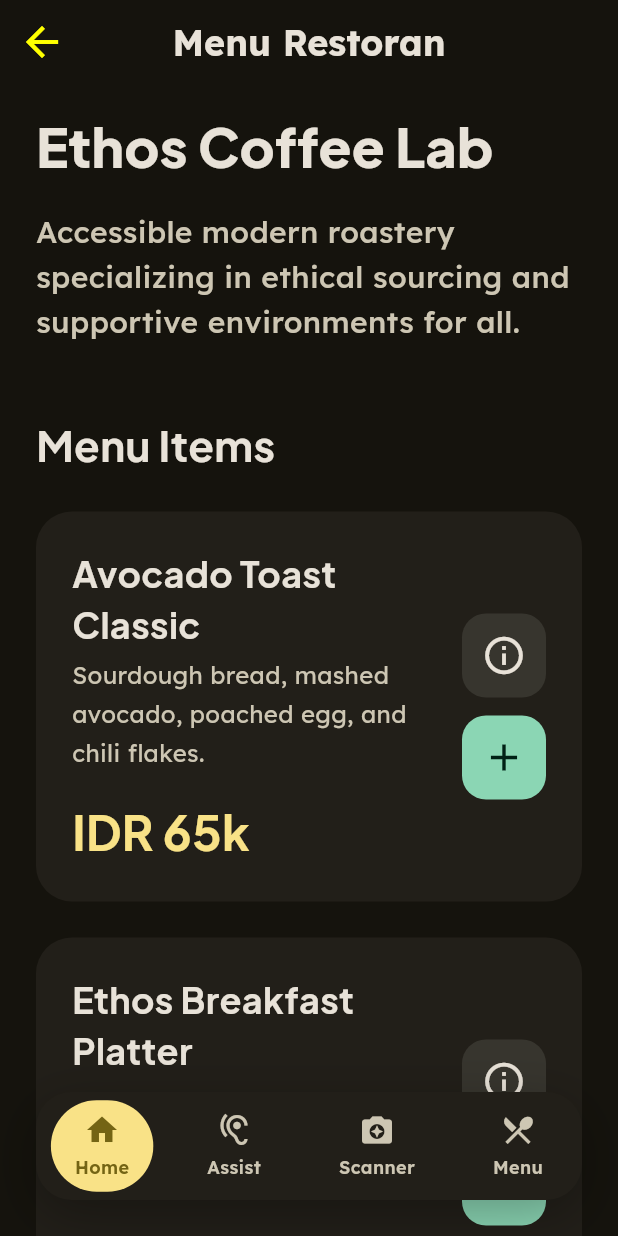
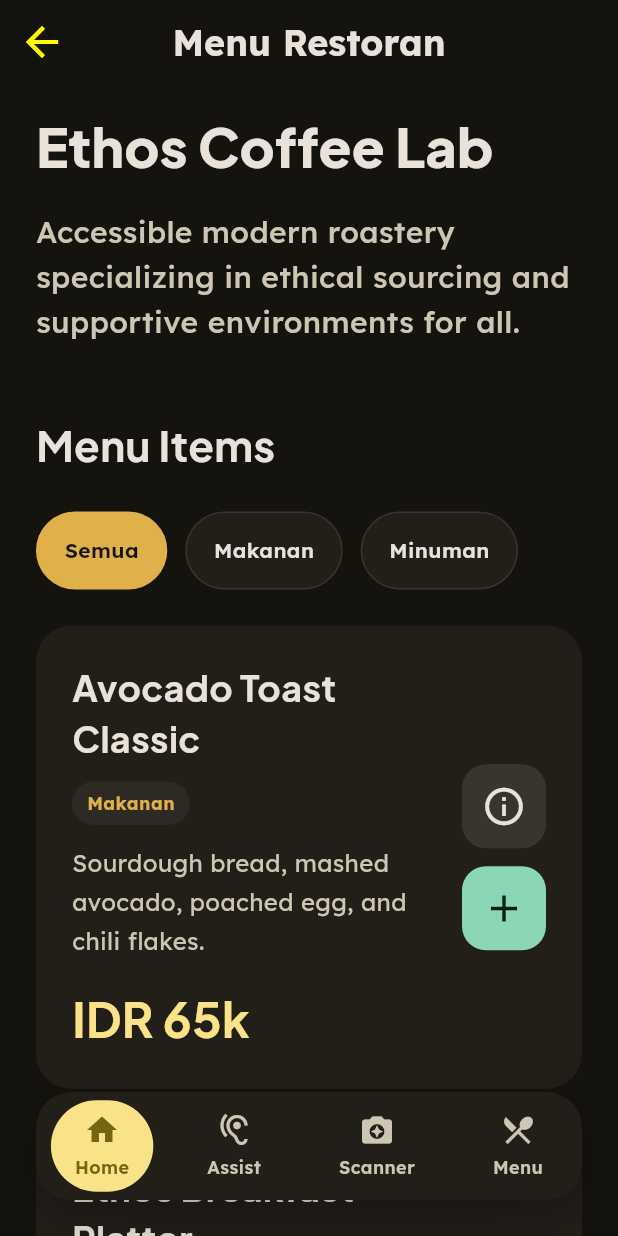
Before and after one commit to mada-mada/setara_app, a Flutter app: the EthosCoffeeLabPage screen opened directly, on a phone screen of 412 x 824 dp. Run offline on Flutter 3.47's test engine with Material 3 defaults, Android fonts, the phone set to English and light mode, and no system bars; our stand-ins replace camera, google_fonts, permission_handler, speech_to_text; missing offline and left inert: translator.

Commit message:
feat: implement inclusive restaurant list and detailed menu view pages

```diff
--- a/lib/features/user/screens/detail_menu_page.dart
+++ b/lib/features/user/screens/detail_menu_page.dart
@@ -4,32 +4,70 @@
 import '../../../shared/providers/bottom_navbar_provider.dart';
 import '../../../shared/widgets/setara_bottom_nav_bar.dart';
 
-class EthosCoffeeLabPage extends StatelessWidget {
+class EthosCoffeeLabPage extends StatefulWidget {
   const EthosCoffeeLabPage({super.key});
 
   @override
-  Widget build(BuildContext context) {
-    final bottomNavProvider = Provider.of<BottomNavProvider>(context);
+  State<EthosCoffeeLabPage> createState() => _EthosCoffeeLabPageState();
+}
+
+class _EthosCoffeeLabPageState extends State<EthosCoffeeLabPage> {
+  String selectedCategory = 'Semua';
 
   final List<Map<String, String>> menus = [
     {
       "name": "Avocado Toast Classic",
+      "category": "Makanan",
       "desc":
           "Sourdough bread, mashed avocado, poached egg, and chili flakes.",
       "price": "IDR 65k",
     },
     {
       "name": "Ethos Breakfast Platter",
+      "category": "Makanan",
       "desc": "Smoked beef, scrambled eggs, roasted tomato, and hashbrowns.",
       "price": "IDR 85k",
     },
     {
       "name": "Truffle Mushroom Pasta",
+      "category": "Makanan",
       "desc":
           "Creamy fettuccine with seasonal mushrooms and premium truffle oil.",
       "price": "IDR 95k",
     },
+    {
+      "name": "Signature Cold Brew",
+      "category": "Minuman",
+      "desc": "Slow-steeped coffee with chocolate finish and low acidity.",
+      "price": "IDR 38k",
+    },
+    {
+      "name": "Oatmilk Latte",
+      "category": "Minuman",
+      "desc": "Espresso blend with steamed oatmilk and balanced caramel notes.",
+      "price": "IDR 42k",
+    },
   ];
+
+  List<String> get categories {
+    final uniqueCategories =
+        menus.map((menu) => menu['category']!).toSet().toList();
+    return ['Semua', ...uniqueCategories];
+  }
+
+  List<Map<String, String>> get filteredMenus {
+    if (selectedCategory == 'Semua') {
+      return menus;
+    }
+
+    return menus
+        .where((menu) => menu['category'] == selectedCategory)
+        .toList();
+  }
+
+  @override
+  Widget build(BuildContext context) {
+    final bottomNavProvider = Provider.of<BottomNavProvider>(context);
 
     return Scaffold(
       backgroundColor: const Color(0xFF15130D),
@@ -86,7 +124,59 @@
             ),
           ),
           const SizedBox(height: 24),
-          ...menus.map((menu) {
+          SizedBox(
+            height: 52,
+            child: ListView.separated(
+              scrollDirection: Axis.horizontal,
+              itemCount: categories.length,
+              separatorBuilder: (_, __) => const SizedBox(width: 12),
+              itemBuilder: (context, index) {
+                final category = categories[index];
+                final isSelected = category == selectedCategory;
+
+                return InkWell(
+                  onTap: () {
+                    setState(() {
+                      selectedCategory = category;
+                    });
+                  },
+                  borderRadius: BorderRadius.circular(999),
+                  child: AnimatedContainer(
+                    duration: const Duration(milliseconds: 180),
+                    padding: const EdgeInsets.symmetric(
+                      horizontal: 18,
+                      vertical: 12,
+                    ),
+                    decoration: BoxDecoration(
+                      color: isSelected
+                          ? const Color(0xFFE0B04B)
+                          : const Color(0xFF221F19),
+                      borderRadius: BorderRadius.circular(999),
+                      border: Border.all(
+                        color: isSelected
+                            ? const Color(0xFFE0B04B)
+                            : const Color(0xFF3A352B),
+                      ),
+                    ),
+                    child: Center(
+                      child: Text(
+                        category,
+                        style: GoogleFonts.lexend(
+                          fontSize: 14,
+                          fontWeight: FontWeight.w600,
+                          color: isSelected
+                              ? const Color(0xFF15130D)
+                              : const Color(0xFFE8E2D8),
+                        ),
+                      ),
+                    ),
+                  ),
+                );
+              },
+            ),
+          ),
+          const SizedBox(height: 24),
+          ...filteredMenus.map((menu) {
             return Padding(
               padding: const EdgeInsets.only(bottom: 24.0),
               child: Container(
@@ -110,7 +200,26 @@
                               color: const Color(0xFFE8E2D8),
                             ),
                           ),
-                          const SizedBox(height: 4),
+                          const SizedBox(height: 12),
+                          Container(
+                            padding: const EdgeInsets.symmetric(
+                              horizontal: 10,
+                              vertical: 6,
+                            ),
+                            decoration: BoxDecoration(
+                              color: const Color(0xFF2C2A23),
+                              borderRadius: BorderRadius.circular(999),
+                            ),
+                            child: Text(
+                              menu["category"]!,
+                              style: GoogleFonts.lexend(
+                                fontSize: 12,
+                                fontWeight: FontWeight.w700,
+                                color: const Color(0xFFE0B04B),
+                              ),
+                            ),
+                          ),
+                          const SizedBox(height: 12),
                           Text(
                             menu["desc"]!,
                             style: GoogleFonts.lexend(
--- a/lib/features/user/screens/menu.dart
+++ b/lib/features/user/screens/menu.dart
@@ -114,7 +114,6 @@
                               ),
                             ],
                           ),
-                          const SizedBox(height: 12),
                           Text(
                             place["desc"],
                             maxLines: 2,
```
Lines whose indentation alone changed are shown as unchanged.
